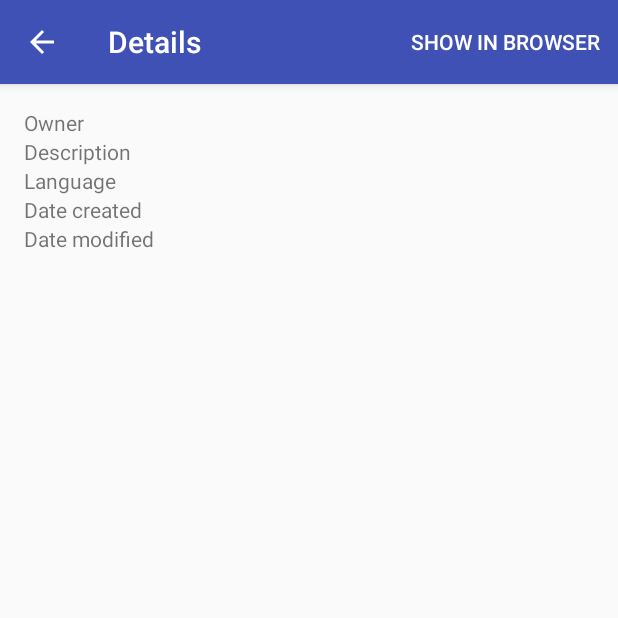
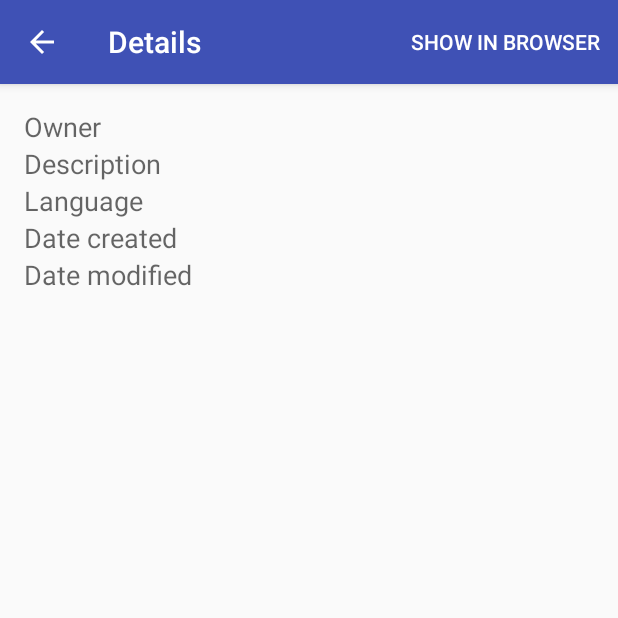
Before and after one commit to dean95/github-search, an Android app: the RepositoryDetailActivity screen opened directly, with no data from a screen before it, on a phone screen of 412 x 824 dp, the top half of it. Run offline under Robolectric (Android 15) with nearby library versions, the phone set to English and light mode, and no system bars.

Commit message:
Minor fixes

```diff
--- a/app/src/main/java/com/example/dean/githubapp/RepositoryDetailActivity.java
+++ b/app/src/main/java/com/example/dean/githubapp/RepositoryDetailActivity.java
@@ -12,12 +12,6 @@ import android.widget.TextView;
 
 import com.example.dean.githubapp.data.Repository;
 import com.example.dean.githubapp.utilities.DateUtils;
-
-import java.text.DateFormat;
-import java.text.ParseException;
-import java.text.SimpleDateFormat;
-import java.util.Date;
-import java.util.Locale;
 
 public class RepositoryDetailActivity extends AppCompatActivity {
 
--- a/app/src/main/res/layout/activity_repository_detail.xml
+++ b/app/src/main/res/layout/activity_repository_detail.xml
@@ -12,50 +12,60 @@
     <TextView
         android:layout_width="wrap_content"
         android:layout_height="wrap_content"
+        android:textAppearance="?android:attr/textAppearanceMedium"
         android:text="@string/owner_label"/>
 
     <TextView
         android:id="@+id/tv_owner_name"
         android:layout_width="wrap_content"
-        android:layout_height="wrap_content" />
+        android:layout_height="wrap_content"
+        android:textAppearance="?android:attr/textAppearanceMedium"/>
 
     <TextView
         android:layout_width="wrap_content"
         android:layout_height="wrap_content"
+        android:textAppearance="?android:attr/textAppearanceMedium"
         android:text="@string/description_label"/>
 
     <TextView
         android:id="@+id/tv_description"
         android:layout_width="wrap_content"
-        android:layout_height="wrap_content" />
+        android:layout_height="wrap_content"
+        android:textAppearance="?android:attr/textAppearanceMedium"/>
 
     <TextView
         android:layout_width="wrap_content"
         android:layout_height="wrap_content"
-        android:text="@string/language_label"/>
+        android:text="@string/language_label"
+        android:textAppearance="?android:attr/textAppearanceMedium"/>
 
     <TextView
         android:id="@+id/tv_language"
         android:layout_width="wrap_content"
-        android:layout_height="wrap_content" />
+        android:layout_height="wrap_content"
+        android:textAppearance="?android:attr/textAppearanceMedium"/>
 
     <TextView
         android:layout_width="wrap_content"
         android:layout_height="wrap_content"
+        android:textAppearance="?android:attr/textAppearanceMedium"
         android:text="@string/date_created_label"/>
 
     <TextView
         android:id="@+id/tv_date_created"
         android:layout_width="wrap_content"
-        android:layout_height="wrap_content" />
+        android:layout_height="wrap_content"
+        android:textAppearance="?android:attr/textAppearanceMedium"/>
 
     <TextView
         android:text="@string/date_modified_label"
         android:layout_width="wrap_content"
-        android:layout_height="wrap_content"/>
+        android:layout_height="wrap_content"
+        android:textAppearance="?android:attr/textAppearanceMedium"/>
 
     <TextView
         android:id="@+id/tv_date_modified"
         android:layout_width="wrap_content"
-        android:layout_height="wrap_content" />
+        android:layout_height="wrap_content"
+        android:textAppearance="?android:attr/textAppearanceMedium"/>
 </GridLayout>
```
Also changed, not shown: app/src/main/java/com/example/dean/githubapp/RepositorySearchActivity.java (+9 -16 lines), app/src/main/res/layout/activity_repository_search.xml (+9 -1 lines).
